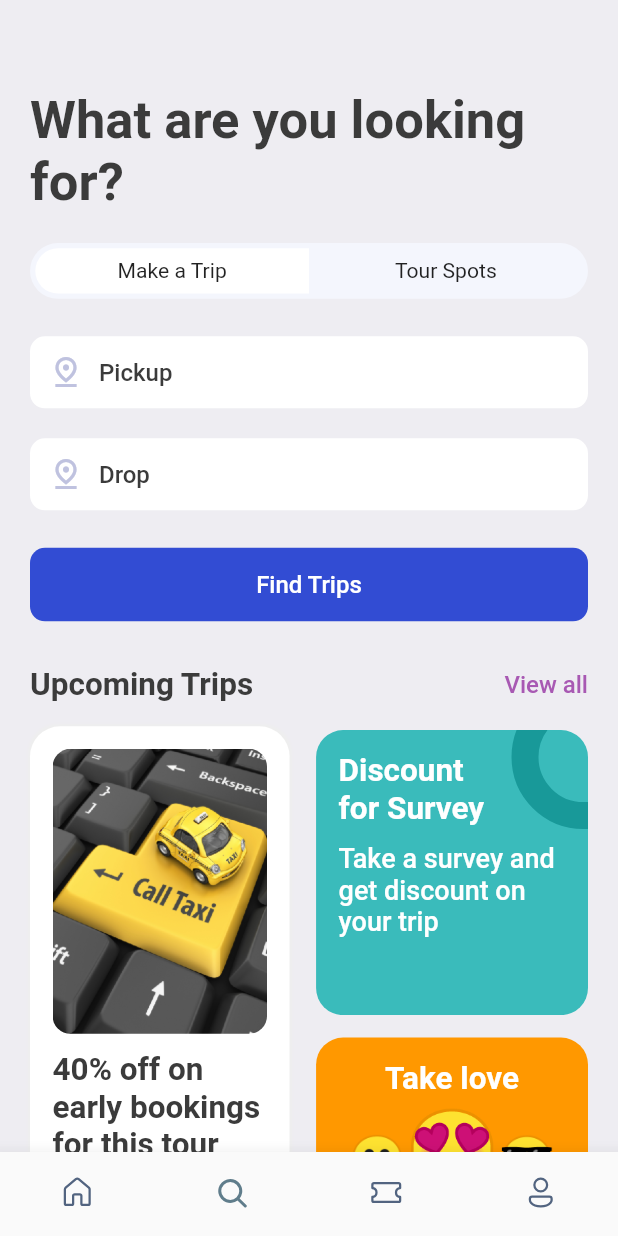
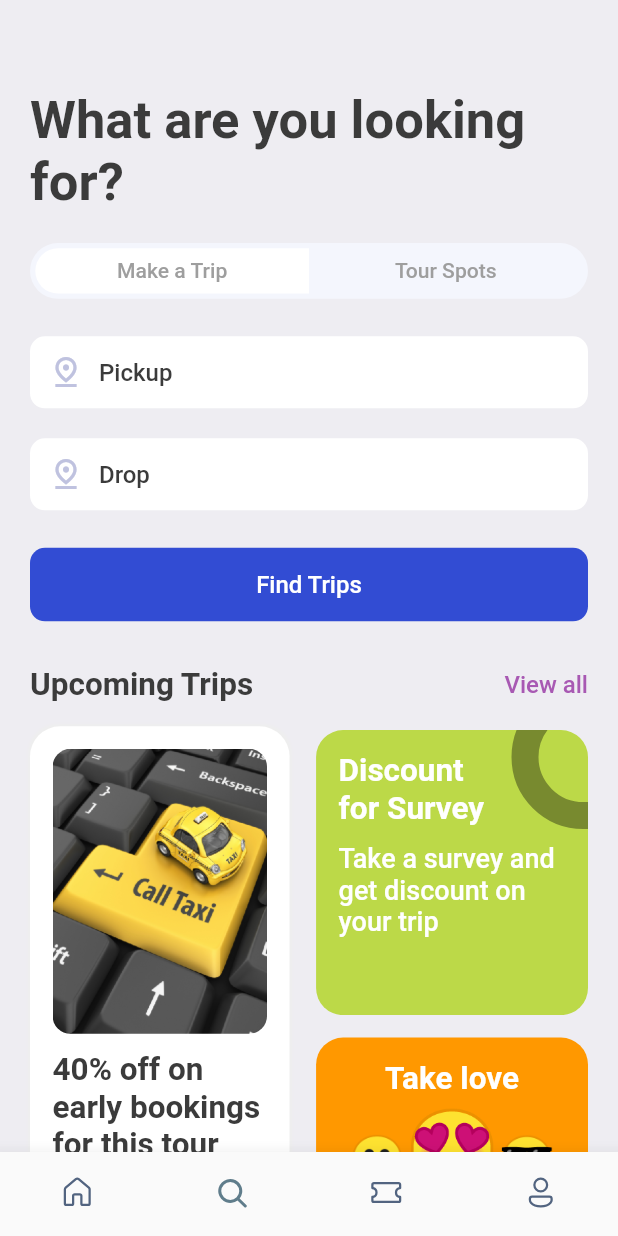
Before and after one commit to balakrishdq/Demo_flutter_project, a Flutter app: the screen it shows after launch, item 2 of the bottom bar chosen, on a phone screen of 412 x 824 dp. Run offline on Flutter 3.47's test engine with Material 2 defaults, Android fonts, the phone set to English and light mode, and no system bars; our stand-ins replace barcode_widget, cloud_firestore, firebase_auth, firebase_core, firebase_storage, fluentui_icons and 5 more; missing offline and left inert: flutter_facebook_auth; accounts and stored records are empty.

Commit message:
Trip history screen

```diff
--- a/demo_proj_00/lib/main.dart
+++ b/demo_proj_00/lib/main.dart
@@ -1,5 +1,6 @@
 import 'package:demo_proj_00/const.dart';
 import 'package:demo_proj_00/utils/app_Styles.dart';
+import 'package:demo_proj_00/views/screens/auth/login_screen.dart';
 import 'package:demo_proj_00/views/screens/bottom_Bar.dart';
 
 import 'package:firebase_core/firebase_core.dart';
--- a/demo_proj_00/lib/utils/app_Styles.dart
+++ b/demo_proj_00/lib/utils/app_Styles.dart
@@ -25,7 +25,6 @@ class Styles {
   );
   static TextStyle headLineStyle3 = TextStyle(
     fontSize: 17,
-    color: Colors.grey.shade500,
     fontWeight: FontWeight.w500,
   );
   static TextStyle headLineStyle4 = TextStyle(
--- a/demo_proj_00/lib/views/screens/bottom_Bar.dart
+++ b/demo_proj_00/lib/views/screens/bottom_Bar.dart
@@ -1,5 +1,7 @@
 import 'package:demo_proj_00/views/screens/home_screen.dart';
 import 'package:demo_proj_00/views/screens/search_screen.dart';
+import 'package:demo_proj_00/views/screens/trips_screen.dart';
+import 'package:demo_proj_00/views/screens/user_profile.dart';
 import 'package:fluentui_icons/fluentui_icons.dart';
 import 'package:flutter/material.dart';
 
@@ -15,8 +17,8 @@ class _BottomBarState extends State<BottomBar> {
   static final List<Widget> _widgetOptions = <Widget>[
     HomeScreen(),
     SearchScreen(),
-    const Text('Ticket'),
-    const Text('Profile'),
+    TripsScreen(),
+    UserProfile(),
   ];
 
   void _onItemTapped(int index) {
--- a/demo_proj_00/lib/views/screens/search_screen.dart
+++ b/demo_proj_00/lib/views/screens/search_screen.dart
@@ -1,8 +1,8 @@
-import 'package:demo_proj_00/const.dart';
 import 'package:demo_proj_00/utils/app_Styles.dart';
 import 'package:demo_proj_00/utils/app_layout.dart';
 import 'package:demo_proj_00/widgets/double_text.dart';
 import 'package:demo_proj_00/widgets/icon_text.dart';
+import 'package:demo_proj_00/widgets/tabs.dart';
 import 'package:flutter/material.dart';
 import 'package:gap/gap.dart';
 
@@ -27,49 +27,7 @@ class SearchScreen extends StatelessWidget {
                 .copyWith(fontSize: AppLayout.getWidth(35)),
           ),
           Gap(AppLayout.getHeight(20)),
-          FittedBox(
-            child: Container(
-              padding: EdgeInsets.all(AppLayout.getHeight(3.5)),
-              child: Row(
-                children: [
-                  //take a trip
-                  Container(
-                    width: size.width * .44,
-                    padding: EdgeInsets.all(AppLayout.getHeight(7)),
-                    decoration: BoxDecoration(
-                      borderRadius: BorderRadius.horizontal(
-                        left: Radius.circular(
-                          AppLayout.getHeight(50),
-                        ),
-                      ),
-                      color: Colors.white,
-                    ),
-                    child: Center(child: Text("Make a Trip")),
-                  ),
-                  //tour spots
-                  Container(
-                    width: size.width * .44,
-                    padding: EdgeInsets.all(AppLayout.getHeight(7)),
-                    decoration: BoxDecoration(
-                      borderRadius: BorderRadius.horizontal(
-                        right: Radius.circular(
-                          AppLayout.getHeight(50),
-                        ),
-                      ),
-                      color: Colors.transparent,
-                    ),
-                    child: Center(child: Text("Tour Spots")),
-                  ),
-                ],
-              ),
-              decoration: BoxDecoration(
-                borderRadius: BorderRadius.circular(
-                  AppLayout.getHeight(50),
-                ),
-                color: const Color(0xFFF4F6FD),
-              ),
-            ),
-          ),
+          Tabs(firstTab: 'Make a Trip', secondTab: 'Tour Spots'),
           Gap(AppLayout.getHeight(25)),
           IconText(icon: Icons.pin_drop_outlined, text: 'Pickup'),
           Gap(AppLayout.getHeight(20)),
@@ -147,7 +105,7 @@ class SearchScreen extends StatelessWidget {
                         width: size.width * 0.44,
                         height: AppLayout.getHeight(190),
                         decoration: BoxDecoration(
-                            color: Color(0xFF3ABBBB),
+                            color: Color(0xFFbcd948),
                             borderRadius:
                                 BorderRadius.circular(AppLayout.getHeight(18))),
                         padding: EdgeInsets.symmetric(
@@ -185,7 +143,7 @@ class SearchScreen extends StatelessWidget {
                             shape: BoxShape.circle,
                             border: Border.all(
                               width: 18,
-                              color: Color(0xFF189999),
+                              color: Color(0xFF788a2f),
                             ),
                             color: Colors.transparent,
                           ),
--- /dev/null
+++ b/demo_proj_00/lib/widgets/tabs.dart
@@ -0,0 +1,67 @@
+import 'package:demo_proj_00/utils/app_Styles.dart';
+import 'package:demo_proj_00/utils/app_layout.dart';
+import 'package:flutter/material.dart';
+
+class Tabs extends StatelessWidget {
+  String firstTab;
+  String secondTab;
+  Tabs({Key? key, required this.firstTab, required this.secondTab})
+      : super(key: key);
+
+  @override
+  Widget build(BuildContext context) {
+    final size = AppLayout.getSize(context);
+    return FittedBox(
+      child: Container(
+        padding: EdgeInsets.all(AppLayout.getHeight(3.5)),
+        child: Row(
+          children: [
+            //take a trip
+            Container(
+              width: size.width * .44,
+              padding: EdgeInsets.all(AppLayout.getHeight(7)),
+              decoration: BoxDecoration(
+                borderRadius: BorderRadius.horizontal(
+                  left: Radius.circular(
+                    AppLayout.getHeight(50),
+                  ),
+                ),
+                color: Colors.white,
+              ),
+              child: Center(
+                child: Text(
+                  firstTab,
+                  style: Styles.headLineStyle4,
+                ),
+              ),
+            ),
+            //tour spots
+            Container(
+              width: size.width * .44,
+              padding: EdgeInsets.all(AppLayout.getHeight(7)),
+              decoration: BoxDecoration(
+                borderRadius: BorderRadius.horizontal(
+                  right: Radius.circular(
+                    AppLayout.getHeight(50),
+                  ),
+                ),
+                color: Colors.transparent,
+              ),
+              child: Center(
+                  child: Text(
+                secondTab,
+                style: Styles.headLineStyle4,
+              )),
+            ),
+          ],
+        ),
+        decoration: BoxDecoration(
+          borderRadius: BorderRadius.circular(
+            AppLayout.getHeight(50),
+          ),
+          color: const Color(0xFFF4F6FD),
+        ),
+      ),
+    );
+  }
+}
--- a/demo_proj_00/lib/widgets/thick_container.dart
+++ b/demo_proj_00/lib/widgets/thick_container.dart
@@ -1,7 +1,8 @@
 import 'package:flutter/material.dart';
 
 class ThickContainer extends StatelessWidget {
-  const ThickContainer({Key? key}) : super(key: key);
+  final bool? isColor;
+  const ThickContainer({Key? key, this.isColor}) : super(key: key);
 
   @override
   Widget build(BuildContext context) {
@@ -11,7 +12,7 @@ class ThickContainer extends StatelessWidget {
         borderRadius: BorderRadius.circular(20),
         border: Border.all(
           width: 2.5,
-          color: Colors.white,
+          color: isColor == null ? Colors.white : Color(0xFF8ACCF7),
         ),
       ),
     );
--- a/demo_proj_00/pubspec.yaml
+++ b/demo_proj_00/pubspec.yaml
@@ -48,6 +48,7 @@ dependencies:
   fluentui_icons: ^1.0.0
   gap: ^2.0.0
   get: ^4.6.5
+  barcode_widget: ^2.0.2
 
 
 dev_dependencies:
```
Also changed, not shown: demo_proj_00/lib/views/screens/trip_details.dart (+70 -73 lines), demo_proj_00/lib/views/screens/trips_screen.dart (added, +203 -0 lines), demo_proj_00/lib/views/screens/user_profile.dart (added, +19 -0 lines), demo_proj_00/lib/widgets/column_layout.dart (added, +40 -0 lines), demo_proj_00/assets/images/visa.png (added), demo_proj_00/pubspec.lock.
